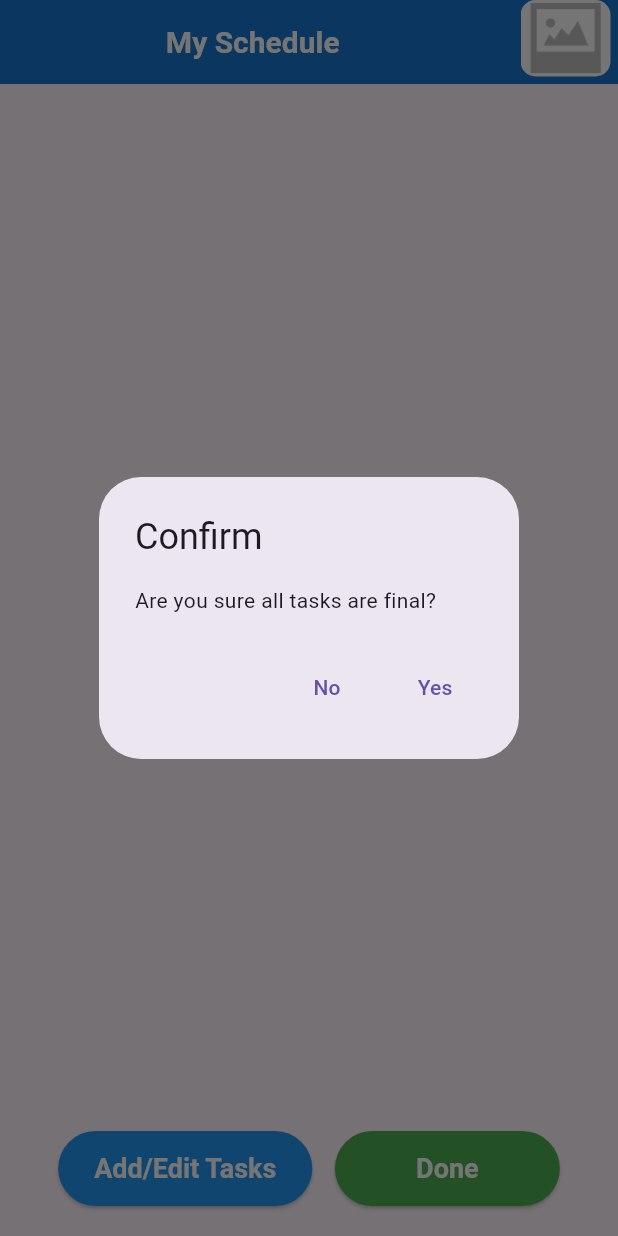
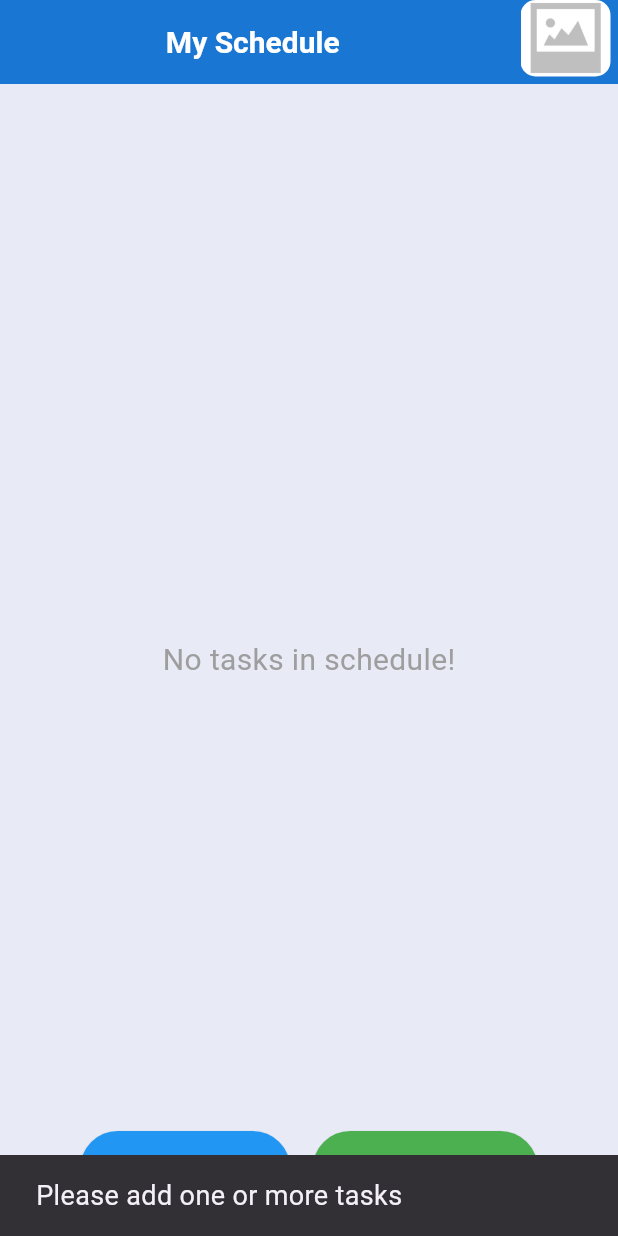
Before and after one commit to SukanyaDas2021/schedule_builder, a Flutter app: the screen it shows after launch, after a tap on "Done", on a phone screen of 412 x 824 dp. Run offline on Flutter 3.47's test engine with Material 3 defaults, Android fonts, the phone set to English and light mode, and no system bars; our stand-ins replace image_picker, sqflite; accounts and stored records are empty; Roboto replaces fonts that are missing (range).

Commit message:
finalized modifications

```diff
--- a/lib/database_helper.dart
+++ b/lib/database_helper.dart
@@ -25,9 +25,13 @@ class DatabaseHelper {
       path,
       version: 1,
       onCreate: (db, version) {
-        return db.execute(
+        db.execute(
           "CREATE TABLE tasks(image TEXT, text TEXT, isDone INTEGER, isHighlighted INTEGER)",
         );
+        db.execute(
+          "CREATE TABLE appBar(imagePath TEXT, title TEXT)",
+        );
+        db.insert('appBar', {'imagePath': '', 'title': 'My Schedule'});
       },
     );
   }
@@ -63,4 +67,25 @@ class DatabaseHelper {
     final db = await database;
     await db.delete('tasks');
   }
+
+  Future<Map<String, String>> getAppBarData() async {
+    final db = await database;
+    final List<Map<String, dynamic>> result = await db.query('appBar');
+    if (result.isNotEmpty) {
+      return {
+        'imagePath': result[0]['imagePath'] ?? '',
+        'title': result[0]['title'] ?? 'My Schedule',
+      };
+    }
+    return {'imagePath': '', 'title': 'My Schedule'};
+  }
+
+  Future<void> updateAppBarData(String imagePath, String title) async {
+    final db = await database;
+    await db.update(
+      'appBar',
+      {'imagePath': imagePath, 'title': title},
+    );
+  }
+
 }
--- a/lib/schedule.dart
+++ b/lib/schedule.dart
@@ -49,8 +49,11 @@ class _ScheduleState extends State<Schedule> {
 
   Future<void> _loadTasks() async {
     final loadedTasks = await _databaseHelper.getTasks();
+    final appBarData = await _databaseHelper.getAppBarData();
     setState(() {
       tasks = loadedTasks;
+      _appBarImagePath = appBarData['imagePath']!;
+      _titleController.text = appBarData['title']!;
       if (tasks.isNotEmpty) {
         _highlightedTaskIndex = tasks.indexWhere((task) => task.isHighlighted);
         _checkboxClickable = !_addingTasks;
@@ -104,6 +107,19 @@ class _ScheduleState extends State<Schedule> {
   }
 
   void _toggleAddingTasks() {
+    if (tasks.isEmpty) {
+      ScaffoldMessenger.of(context).showSnackBar(
+        SnackBar(
+          content: Text(
+            'Please add one or more tasks',
+            style: TextStyle(fontSize: 18), // Increase the font size
+          ),
+          duration: Duration(seconds: 2),
+        ),
+      );
+      return;
+    }
+
     showDialog(
       context: context,
       builder: (BuildContext context) {
@@ -219,6 +235,7 @@ class _ScheduleState extends State<Schedule> {
       setState(() {
         _appBarImagePath = pickedFile.path;
       });
+      _databaseHelper.updateAppBarData(_appBarImagePath, _titleController.text);
     }
   }
 
@@ -242,6 +259,7 @@ class _ScheduleState extends State<Schedule> {
   Widget build(BuildContext context) {
     return Scaffold(
       appBar: _buildAppBar(),
+      backgroundColor: _addingTasks ? Colors.indigo[50] : Colors.white,
       body: Stack(
         children: [
           if (tasks.isEmpty)
@@ -389,7 +407,7 @@ class _ScheduleState extends State<Schedule> {
                           minimumSize: const Size(140, 50),
                           textStyle: const TextStyle(fontSize: 18, fontWeight: FontWeight.bold, fontFamily: HttpHeaders.rangeHeader),
                         ),
-                        child: const Text('Add/Edit Tasks'),
+                        child: const Text('Add Tasks'),
                       ),
                       const SizedBox(width: 15,),
                       ElevatedButton(
@@ -437,7 +455,7 @@ class _ScheduleState extends State<Schedule> {
                       minimumSize: const Size(140, 40),
                       textStyle: const TextStyle(fontSize: 15, fontWeight: FontWeight.bold),
                     ),
-                    child: const Text('Edit Schedule'),
+                    child: const Text('Restart Schedule'),
                   ),
                   const SizedBox(width: 15),
                   ElevatedButton(
@@ -460,6 +478,14 @@ class _ScheduleState extends State<Schedule> {
     );
   }
 
+  void _updateTitle(String newTitle) {
+    setState(() {
+      _titleController.text = newTitle;
+      _isEditingTitle = false;
+    });
+    _databaseHelper.updateAppBarData(_appBarImagePath, newTitle);
+  }
+
   AppBar _buildAppBar() {
     return AppBar(
       backgroundColor: Colors.blue[700],
@@ -476,9 +502,7 @@ class _ScheduleState extends State<Schedule> {
                 hintText: 'Edit title',
               ),
               onSubmitted: (newTitle) {
-            setState(() {
-              _isEditingTitle = false;
-            });
+                _updateTitle(newTitle);
               },
             ),
           )
--- a/lib/taskitem.dart
+++ b/lib/taskitem.dart
@@ -86,7 +86,7 @@ class _TaskItemState extends State<TaskItem> {
           boxShadow: widget.isHighlighted
               ? [
             BoxShadow(
-              color: Colors.deepPurple.withOpacity(0.8), // Adjust the color and opacity for the glow effect
+              color: Colors.deepPurple.withOpacity(1.0), // Adjust the color and opacity for the glow effect
               spreadRadius: 5,
               blurRadius: 10,
               offset: Offset(0, 0), // Adjust the offset if needed
```
Lines whose indentation alone changed are shown as unchanged.
